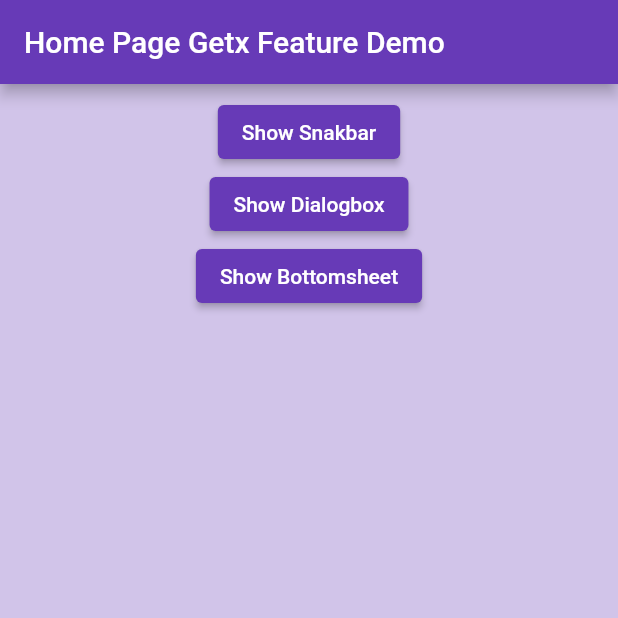
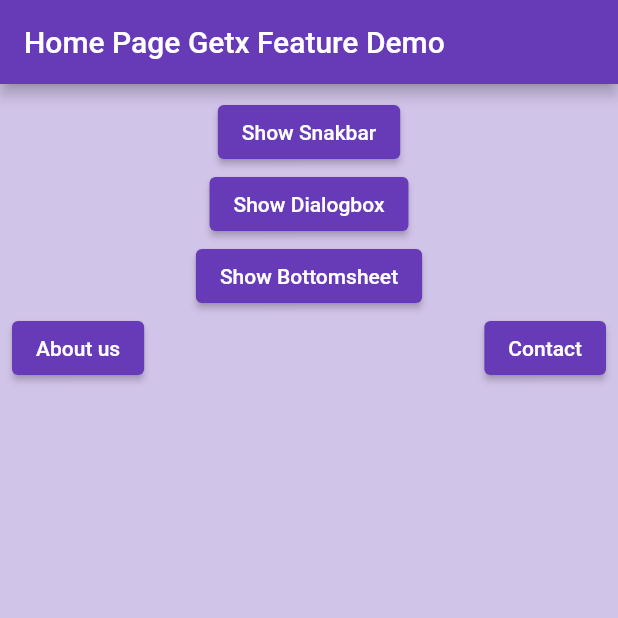
Before and after one commit to gitcoder-23/flutter_todo_getx_mockapi, a Flutter app: the screen it shows after launch, on a phone screen of 412 x 824 dp, the top half of it. Run offline on Flutter 3.47's test engine with Material 2 defaults, Android fonts, the light colour scheme and no system bars; our stand-ins replace get.

Commit message:
navigation ready

```diff
--- a/help.txt
+++ b/help.txt
@@ -14,4 +14,4 @@ https://mockapi.io/projects/645df1228d08100293f2b188
 
 https://medium.com/@iamrutudhvaj/getx-flutter-b3781be2b644
 
-vid--> 5
+vid--> 6
--- /dev/null
+++ b/lib/components/routes.dart
@@ -0,0 +1,24 @@
+import 'package:get/get.dart';
+
+import '../pages/about_us_page.dart';
+import '../pages/contact_us_page.dart';
+import '../pages/my_home_page.dart';
+
+final allRoutedPages = [
+  GetPage(
+    name: '/',
+    page: () => const MyHomePage(),
+  ),
+  GetPage(
+    name: '/about',
+    page: () => const AboutUsPage(),
+    transition: Transition.rightToLeft,
+    transitionDuration: const Duration(milliseconds: 500),
+  ),
+  GetPage(
+    name: '/contact',
+    page: () => const ContactUsPage(),
+    transition: Transition.circularReveal,
+    transitionDuration: const Duration(milliseconds: 500),
+  ),
+];
--- a/lib/main.dart
+++ b/lib/main.dart
@@ -1,4 +1,5 @@
 import 'package:flutter/material.dart';
+import 'package:flutter_todo_getx_mockapi/components/routes.dart';
 import 'package:get/get.dart';
 
 import 'pages/my_home_page.dart';
@@ -20,6 +21,14 @@ class MyApp extends StatelessWidget {
         primarySwatch: Colors.deepPurple,
         scaffoldBackgroundColor: Colors.deepPurple[100],
       ),
+
+      // Routing using Getx
+      // getPages: [
+      //   GetPage(name: '/', page: () => const MyHomePage()),
+      //   GetPage(name: '/about', page: () => const AboutUsPage()),
+      //   GetPage(name: '/contact', page: () => const ContactUsPage()),
+      // ],
+      getPages: allRoutedPages,
       home: const MyHomePage(),
     );
   }
--- a/lib/pages/my_home_page.dart
+++ b/lib/pages/my_home_page.dart
@@ -3,9 +3,14 @@ import 'dart:io';
 import 'package:flutter/material.dart';
 import 'package:get/get.dart';
 
-class MyHomePage extends StatelessWidget {
+class MyHomePage extends StatefulWidget {
   const MyHomePage({super.key});
 
+  @override
+  State<MyHomePage> createState() => _MyHomePageState();
+}
+
+class _MyHomePageState extends State<MyHomePage> {
   @override
   Widget build(BuildContext context) {
     void onSnackBar() {
@@ -205,6 +210,35 @@ class MyHomePage extends StatelessWidget {
                 ),
               ],
             ),
+            Row(
+              mainAxisAlignment: MainAxisAlignment.center,
+              children: [
+                ElevatedButton(
+                  onPressed: () {
+                    if (mounted) {
+                      // Without route
+                      // Get.to(const AboutUsPage());
+                      // With route
+                      Get.toNamed('/about');
+                      // Navigator.of(context).push(
+                      //   MaterialPageRoute(
+                      //     builder: (context) => const AboutUsPage(),
+                      //   ),
+                      // );
+                    }
+                  },
+                  child: const Text('About us'),
+                ),
+                const Spacer(),
+                ElevatedButton(
+                  onPressed: () {
+                    // With route with not go back
+                    Get.offAllNamed('/contact');
+                  },
+                  child: const Text('Contact'),
+                ),
+              ],
+            )
           ],
         ),
       )),
```
Also changed, not shown: lib/pages/about_us_page.dart (added, +20 -0 lines), lib/pages/contact_us_page.dart (added, +20 -0 lines).
